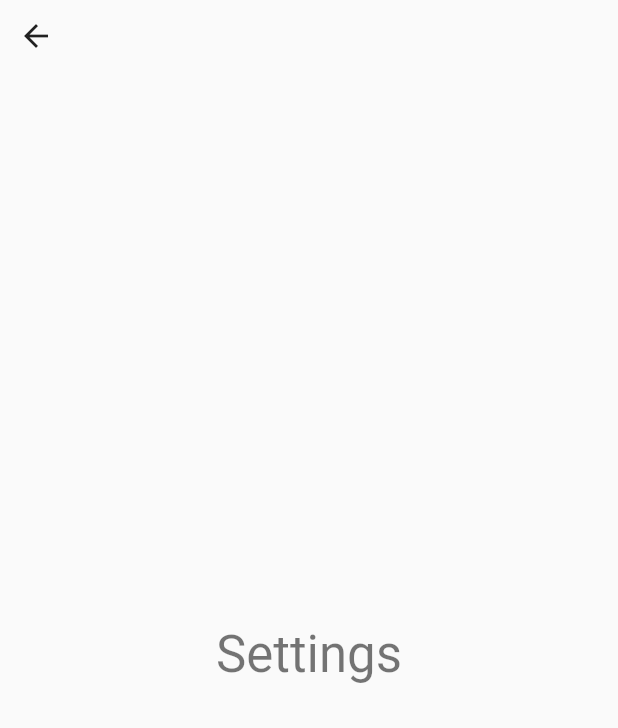
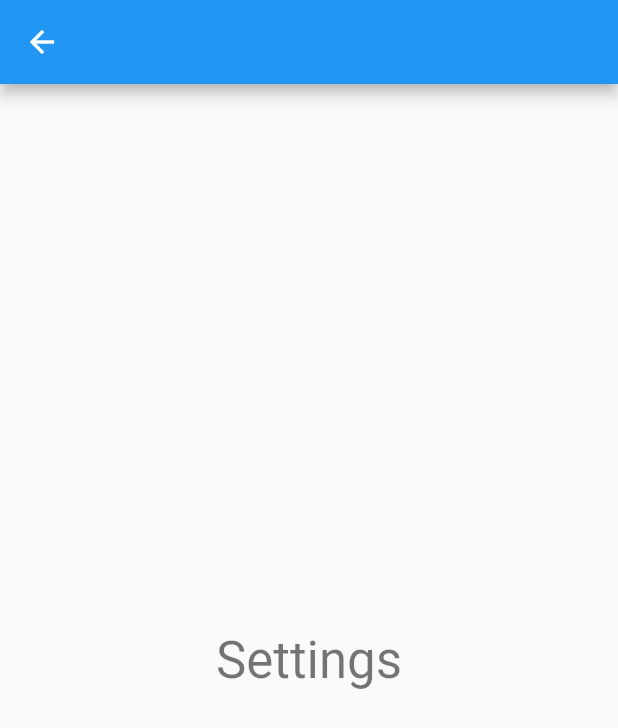
Before and after one commit to RIP-Comm/sossoldi, a Flutter app: the screen it shows after launch, item 2 of the bottom bar chosen, after a tap on the "settings" icon, on a phone screen of 412 x 824 dp. Shown: the top 728 px of the screen. Run offline on Flutter 3.47's test engine with Material 2 defaults, Android fonts, the phone set to English and light mode, and no system bars.

Commit message:
complete rethink of the app's structure

```diff
--- a/lib/Pages/home_page.dart
+++ b/lib/Pages/home_page.dart
@@ -1,8 +1,6 @@
 // Home page.
 
 import 'package:flutter/material.dart';
-import 'package:sossoldi/widgets/CustomAppBar.dart';
-import 'package:sossoldi/widgets/actionBar.dart';
 
 class HomePage extends StatefulWidget {
   @override
@@ -13,21 +11,10 @@ class _HomePageState extends State<HomePage> {
   @override
   Widget build(BuildContext context) {
     return Scaffold(
-      appBar: CustomAppBar(),
       body: Center(
-        child: Column(
-          children: <Widget>[
-            Expanded(
-              // Replace Center() and put the ListView here
-              child: Center(
-                child: Text(
-                  "Sossoldi",
-                  style: Theme.of(context).textTheme.headline4,
-                ),
-              ),
-            ),
-            ActionBar()
-          ],
+        child: Text(
+          "Sossoldi",
+          style: Theme.of(context).textTheme.headline4,
         ),
       ),
     );
--- a/lib/Pages/planning_budget_page.dart
+++ b/lib/Pages/planning_budget_page.dart
@@ -1,8 +1,6 @@
 // Planning page.
 
 import 'package:flutter/material.dart';
-import 'package:sossoldi/widgets/CustomAppBar.dart';
-import 'package:sossoldi/widgets/actionBar.dart';
 
 class PlanningPage extends StatefulWidget {
   @override
@@ -13,21 +11,10 @@ class _PlanningPageState extends State<PlanningPage> {
   @override
   Widget build(BuildContext context) {
     return Scaffold(
-      appBar: CustomAppBar(),
       body: Center(
-        child: Column(
-          children: <Widget>[
-            Expanded(
-              // Replace Center() and put the ListView here
-              child: Center(
-                child: Text(
-                  "Planning Page",
-                  style: Theme.of(context).textTheme.headline4,
-                ),
-              ),
-            ),
-            ActionBar()
-          ],
+        child: Text(
+          "Planning Page",
+          style: Theme.of(context).textTheme.headline4,
         ),
       ),
     );
--- a/lib/Pages/settings_page.dart
+++ b/lib/Pages/settings_page.dart
@@ -11,21 +11,9 @@ class _SettingsPageState extends State<SettingsPage> {
   @override
   Widget build(BuildContext context) {
     return Scaffold(
-      body: Column(
-        children: [
-          Row(mainAxisAlignment: MainAxisAlignment.start, children: [
-            IconButton(
-                onPressed: () {
-                  Navigator.pop(context);
-                },
-                icon: Icon(Icons.arrow_back))
-          ]),
-          Expanded(
-              child: Center(
-                  child: Text("Settings",
-                      style: Theme.of(context).textTheme.headline4))),
-        ],
-      ),
-    );
+        appBar: AppBar(),
+        body: Center(
+          child: Text("Settings", style: Theme.of(context).textTheme.headline4),
+        ));
   }
 }
--- /dev/null
+++ b/lib/Pages/structure.dart
@@ -0,0 +1,91 @@
+// Defines application's structure
+
+import 'package:flutter/material.dart';
+import 'package:sossoldi/Pages/add_page.dart';
+import 'package:sossoldi/Pages/home_page.dart';
+import 'package:sossoldi/Pages/movements_page.dart';
+import 'package:sossoldi/Pages/planning_budget_page.dart';
+import 'package:sossoldi/Pages/settings_page.dart';
+import 'package:sossoldi/Pages/statistics_page.dart';
+
+class Structure extends StatefulWidget {
+  const Structure({super.key});
+
+  @override
+  State<Structure> createState() => _StructureState();
+}
+
+class _StructureState extends State<Structure> {
+  int _selectedIndex = 0;
+
+  // We could add this List in the app's state, so it isn't intialized every time.
+  final List<Widget> _pages = <Widget>[
+    HomePage(),
+    PlanningPage(),
+    const Text("Add"),
+    MovementsPage(),
+    StatsPage(),
+  ];
+
+  @override
+  Widget build(BuildContext context) {
+    return Scaffold(
+        appBar: AppBar(
+          title: const Text("Sossoldi"),
+          actions: [
+            IconButton(
+              onPressed: () {
+                Navigator.push(
+                    context,
+                    PageRouteBuilder(
+                      pageBuilder: (context, animation1, animation2) =>
+                          SettingsPage(),
+                      transitionDuration: Duration.zero,
+                      reverseTransitionDuration: Duration.zero,
+                    ));
+              },
+              icon: const Icon(Icons.settings),
+            )
+          ],
+        ),
+        body: Center(
+          child: _pages.elementAt(_selectedIndex),
+        ),
+        bottomNavigationBar: BottomNavigationBar(
+          type: BottomNavigationBarType.fixed,
+          selectedItemColor: Colors.white,
+          backgroundColor: Colors.blue,
+          currentIndex: _selectedIndex,
+          showSelectedLabels: false,
+          showUnselectedLabels: false,
+          onTap: _onItemTapped,
+          items: const <BottomNavigationBarItem>[
+            BottomNavigationBarItem(
+                icon: Icon(Icons.business_center), label: "Home"),
+            BottomNavigationBarItem(
+                icon: Icon(Icons.attach_money), label: "Budget"),
+            BottomNavigationBarItem(icon: Icon(Icons.add), label: "Add"),
+            BottomNavigationBarItem(
+                icon: Icon(Icons.arrow_back), label: "Movements"),
+            BottomNavigationBarItem(
+                icon: Icon(Icons.bar_chart), label: "Statistics"),
+          ],
+        ));
+  }
+
+  void _onItemTapped(int index) {
+    setState(() {
+      if (index != 2) {
+        _selectedIndex = index;
+      } else {
+        Navigator.push(
+            context,
+            PageRouteBuilder(
+              pageBuilder: (context, animation1, animation2) => const AddPage(),
+              transitionDuration: Duration.zero,
+              reverseTransitionDuration: Duration.zero,
+            ));
+      }
+    });
+  }
+}
--- a/lib/main.dart
+++ b/lib/main.dart
@@ -2,7 +2,7 @@
 
 import 'package:flutter/material.dart';
 import 'package:sossoldi/Pages/home_page.dart';
-import 'package:sossoldi/widgets/actionBar.dart';
+import 'package:sossoldi/Pages/structure.dart';
 
 void main() {
   runApp(const Launcher());
@@ -19,7 +19,7 @@ class Launcher extends StatelessWidget {
       theme: ThemeData(
         primarySwatch: Colors.blue,
       ),
-      home: HomePage(),
+      home: const Structure(),
     );
   }
 }
--- a/lib/widgets/CustomAppBar.dart
+++ /dev/null
@@ -1,34 +0,0 @@
-// Custom AppBar widget to remain consistent between pages.
-
-import 'package:flutter/material.dart';
-import 'package:sossoldi/Pages/settings_page.dart';
-
-class CustomAppBar extends StatelessWidget implements PreferredSizeWidget {
-  const CustomAppBar({
-    Key? key,
-  }) : super(key: key);
-
-  @override
-  Size get preferredSize => Size.fromHeight(56.0);
-
-  @override
-  Widget build(BuildContext context) {
-    return AppBar(
-      title: Text("Sossoldi"),
-      actions: [
-        IconButton(
-            onPressed: () {
-              Navigator.push(
-                  context,
-                  PageRouteBuilder(
-                    pageBuilder: (context, animation1, animation2) =>
-                        SettingsPage(),
-                    transitionDuration: Duration.zero,
-                    reverseTransitionDuration: Duration.zero,
-                  ));
-            },
-            icon: Icon(Icons.settings)),
-      ],
-    );
-  }
-}
--- a/lib/widgets/actionBar.dart
+++ /dev/null
@@ -1,85 +0,0 @@
-// From this widget, the user can access all the main pages of the app by pressing on the IconButtons.
-// Modify this file if you want another page to be rendered when an icon is tapped.
-
-import 'package:flutter/material.dart';
-import 'package:sossoldi/Pages/home_page.dart';
-import 'package:sossoldi/Pages/planning_budget_page.dart';
-import 'package:sossoldi/Pages/statistics_page.dart';
-import 'package:sossoldi/Pages/movements_page.dart';
-
-class ActionBar extends StatefulWidget {
-  @override
-  _ActionBarState createState() => _ActionBarState();
-}
-
-class _ActionBarState extends State<ActionBar> {
-  @override
-  Widget build(BuildContext context) {
-    return Container(
-      decoration: BoxDecoration(
-          border: Border(top: BorderSide(color: Colors.black, width: 3.0))),
-      child: Row(
-        mainAxisAlignment: MainAxisAlignment.spaceEvenly,
-        children: [
-          IconButton(
-            icon: Icon(Icons.business_center),
-            onPressed: () {
-              // pushrReplacement() deletes the previous view from the Navigtator's stack.
-              Navigator.pushReplacement(
-                  context,
-                  PageRouteBuilder(
-                    pageBuilder: (context, animation1, animation2) =>
-                        HomePage(),
-                    transitionDuration: Duration.zero,
-                    reverseTransitionDuration: Duration.zero,
-                  ));
-            },
-          ),
-          IconButton(
-            icon: Icon(Icons.money),
-            onPressed: () {
-              Navigator.pushReplacement(
-                  context,
-                  PageRouteBuilder(
-                    pageBuilder: (context, animation1, animation2) =>
-                        PlanningPage(),
-                    transitionDuration: Duration.zero,
-                    reverseTransitionDuration: Duration.zero,
-                  ));
-            },
-          ),
-          IconButton(
-            icon: Icon(Icons.add),
-            onPressed: () {},
-          ),
-          IconButton(
-            icon: Icon(Icons.arrow_back),
-            onPressed: () {
-              Navigator.pushReplacement(
-                  context,
-                  PageRouteBuilder(
-                    pageBuilder: (context, animation1, animation2) =>
-                        MovementsPage(),
-                    transitionDuration: Duration.zero,
-                    reverseTransitionDuration: Duration.zero,
-                  ));
-            },
-          ),
-          IconButton(
-            icon: Icon(Icons.bar_chart),
-            onPressed: () {
-              Navigator.pushReplacement(
-                  context,
-                  PageRouteBuilder(
-                    pageBuilder: (context, animation1, animation2) =>
-                        StatsPage(),
-                    transitionDuration: Duration.zero,
-                    reverseTransitionDuration: Duration.zero,
-                  ));
-            },
-          ),
-        ],
-      ),
-    );
-  }
-}
```
Also changed, not shown: lib/Pages/add_page.dart (added, +20 -0 lines), lib/Pages/movements_page.dart (+3 -16 lines), lib/Pages/statistics_page.dart (+3 -16 lines), 1 other file.
